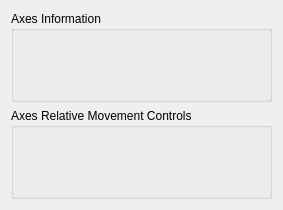
Above: nplab/instrument/stage/stage.ui from nanophotonics/nplab before the change. Below: the same form after it.
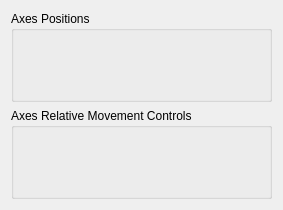
That is the form after the change.

Commit message: Generic stage ui template updated

Patch:
```diff
--- a/nplab/instrument/stage/stage.ui
+++ b/nplab/instrument/stage/stage.ui
@@ -17,7 +17,7 @@
    <item>
     <widget class="QGroupBox" name="info_group">
      <property name="title">
-      <string>Axes Information</string>
+      <string>Axes Positions</string>
      </property>
      <layout class="QHBoxLayout" name="info_layout"/>
     </widget>
```
Left out of the diff: 2 changed lines with no effect on the pictures. The commit also changes 1 other file.
